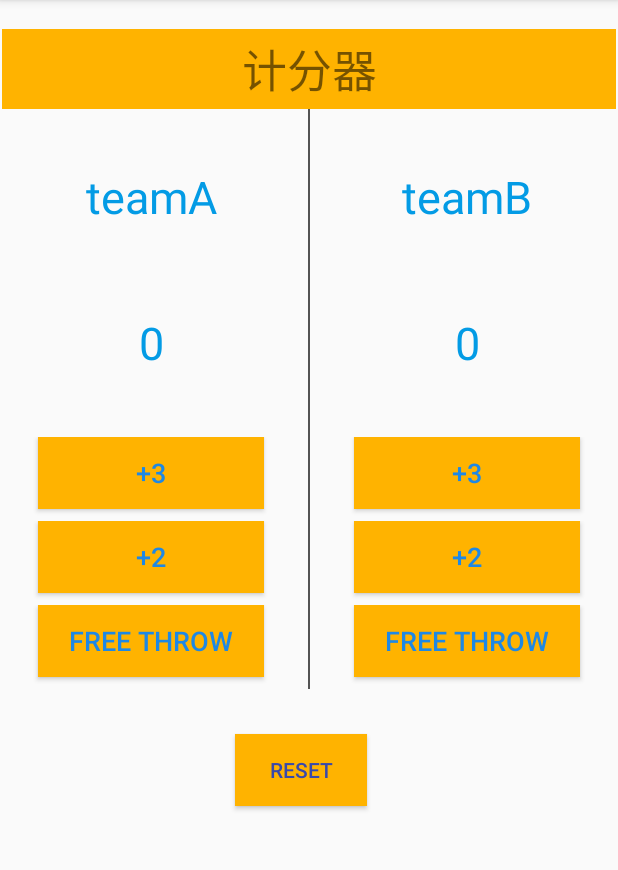
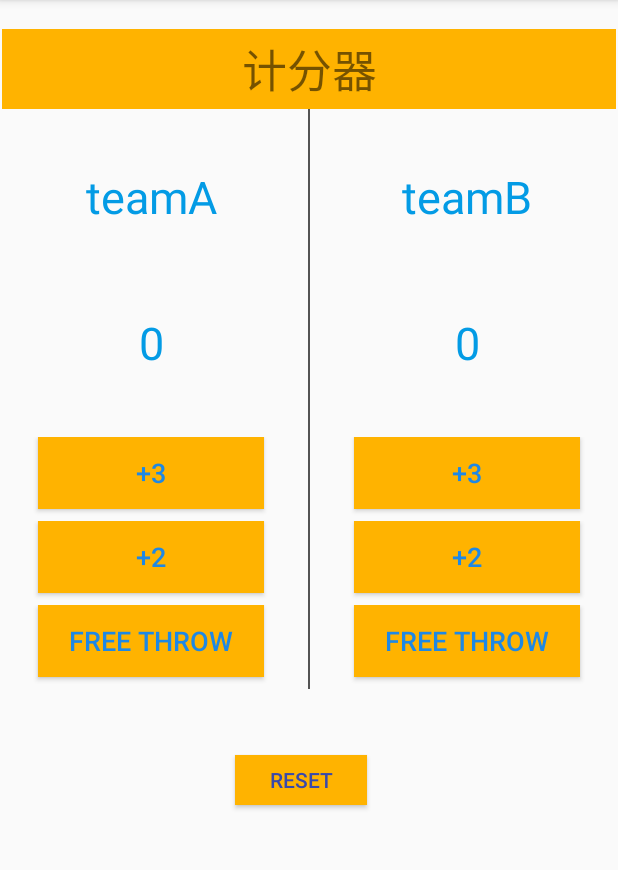
Before and after one commit to StephenKai0205/Hello, an Android app: the counter2 screen opened directly, with no data from a screen before it, on a phone screen of 412 x 824 dp, the part 84-954 px from its top. Run offline under Robolectric (Android 15) with nearby library versions, the phone set to English and light mode, and no system bars.

Commit message:
添加计数器2并改进

```diff
--- a/app/src/main/res/layout/score2.xml
+++ b/app/src/main/res/layout/score2.xml
@@ -250,19 +250,30 @@
                 android:textSize="18sp" />
         </LinearLayout>
 
+        <androidx.constraintlayout.widget.ConstraintLayout
+            android:layout_width="match_parent"
+            android:layout_height="match_parent">
+
             <Button
                 android:id="@+id/button15"
                 android:layout_width="wrap_content"
-            android:layout_height="wrap_content"
+                android:layout_height="33dp"
+                android:layout_marginStart="155dp"
                 android:layout_marginLeft="155dp"
-            android:layout_marginTop="30dp"
-            android:layout_marginRight="24dp"
-            android:layout_marginBottom="24dp"
+                android:layout_marginTop="32dp"
+                android:layout_marginEnd="166dp"
+                android:layout_marginRight="166dp"
+                android:layout_marginBottom="200dp"
                 android:background="#FFB300"
                 android:gravity="center"
                 android:onClick="Reset"
                 android:text="reset"
-            android:textColor="#3949AB" />
+                android:textColor="#3949AB"
+                app:layout_constraintBottom_toBottomOf="parent"
+                app:layout_constraintEnd_toEndOf="parent"
+                app:layout_constraintStart_toStartOf="parent"
+                app:layout_constraintTop_toTopOf="parent" />
+        </androidx.constraintlayout.widget.ConstraintLayout>
 
     </LinearLayout>
 </androidx.constraintlayout.widget.ConstraintLayout>
```
Lines whose indentation alone changed are shown as unchanged.
